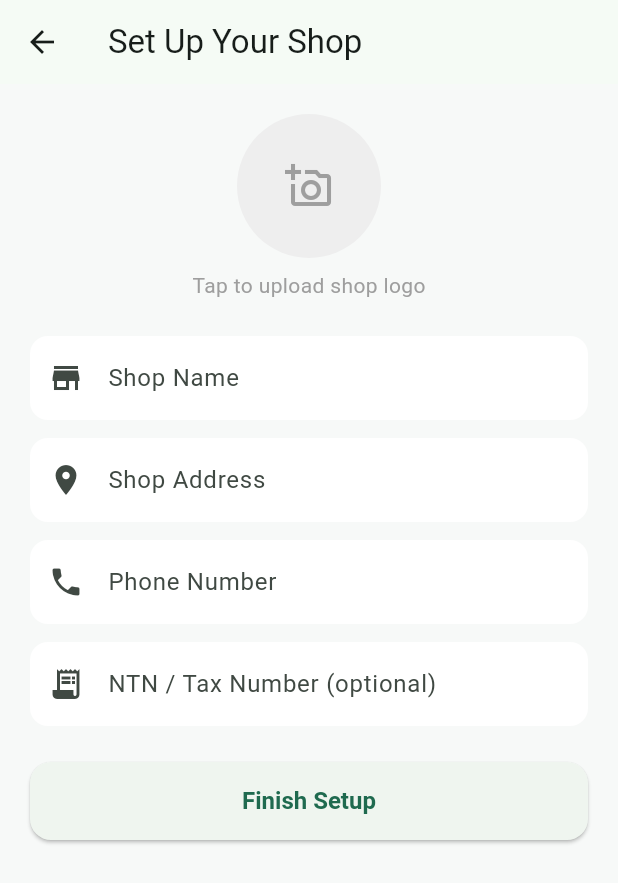
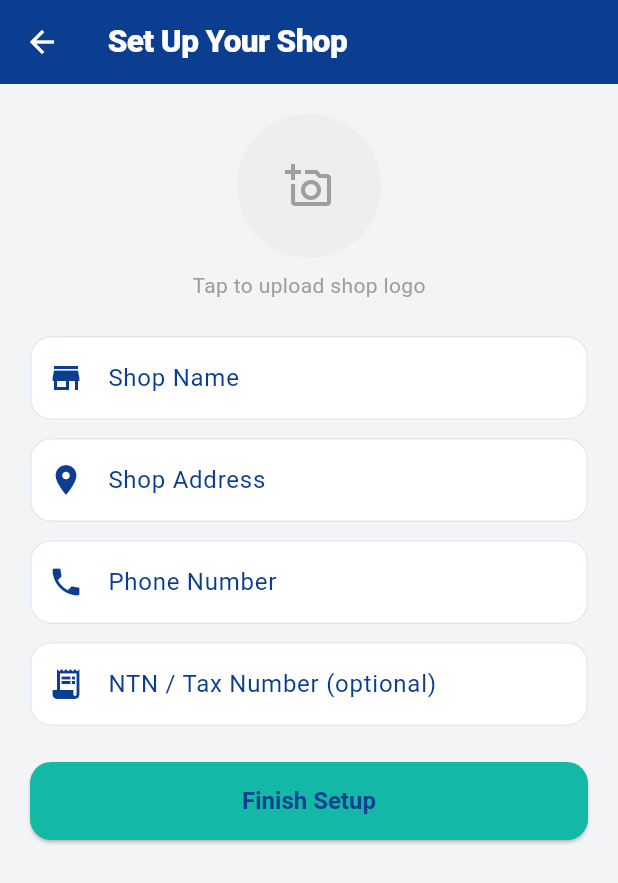
Before and after one commit to Spy2024/shopkeeper_pro, a Flutter app: the ShopProfileScreen screen opened directly, on a phone screen of 412 x 824 dp. Shown: the top 883 px of the screen. Run offline on Flutter 3.47's test engine with Material 3 defaults, Android fonts, the phone set to English and light mode, and no system bars; our stand-ins replace cloud_firestore, connectivity_plus, firebase_auth, firebase_core, fl_chart, flutter_secure_storage and 4 more; accounts and stored records are empty.

Commit message:
Apply Shopkeeper Pro navy teal gold brand theme

```diff
--- a/lib/utils/theme.dart
+++ b/lib/utils/theme.dart
@@ -1,52 +1,168 @@
 import 'package:flutter/material.dart';
 
+/// Premium Shopkeeper Pro brand system: deep navy, teal and warm gold accents.
 class AppTheme {
-  static const _seed = Color(0xFF0F6E4F); // deep green — trust + money + retail
+  static const Color ink = Color(0xFF0B3D91);
+  static const Color paper = Color(0xFFFFFFFF);
+  static const Color muted = Color(0xFF64748B);
+  static const Color line = Color(0xFFE2E8F0);
+  static const Color teal = Color(0xFF14B8A6);
+  static const Color gold = Color(0xFFFFBF24);
+  static const Color canvas = Color(0xFFF3F4F6);
 
   static ThemeData light = ThemeData(
     useMaterial3: true,
-    colorScheme: ColorScheme.fromSeed(seedColor: _seed, brightness: Brightness.light),
-    scaffoldBackgroundColor: const Color(0xFFF7F9F8),
-    appBarTheme: const AppBarTheme(centerTitle: false, elevation: 0),
+    brightness: Brightness.light,
+    colorScheme: const ColorScheme(
+      brightness: Brightness.light,
+      primary: ink,
+      onPrimary: paper,
+      secondary: teal,
+      onSecondary: paper,
+      tertiary: gold,
+      onTertiary: ink,
+      error: Color(0xFFB3261E),
+      onError: paper,
+      surface: paper,
+      onSurface: ink,
+      surfaceContainerHighest: Color(0xFFEDF2F8),
+    ),
+    scaffoldBackgroundColor: canvas,
+    appBarTheme: const AppBarTheme(
+      centerTitle: false,
+      elevation: 0,
+      backgroundColor: ink,
+      foregroundColor: paper,
+      surfaceTintColor: Colors.transparent,
+      titleTextStyle: TextStyle(
+        color: paper,
+        fontSize: 21,
+        fontWeight: FontWeight.w800,
+        letterSpacing: -0.4,
+      ),
+    ),
     elevatedButtonTheme: ElevatedButtonThemeData(
       style: ElevatedButton.styleFrom(
+        foregroundColor: ink,
+        backgroundColor: teal,
+        disabledForegroundColor: muted,
+        disabledBackgroundColor: line,
         minimumSize: const Size.fromHeight(52),
         shape: RoundedRectangleBorder(borderRadius: BorderRadius.circular(14)),
-        textStyle: const TextStyle(fontSize: 16, fontWeight: FontWeight.w600),
+        textStyle: const TextStyle(fontSize: 16, fontWeight: FontWeight.w700),
+      ),
+    ),
+    filledButtonTheme: FilledButtonThemeData(
+      style: FilledButton.styleFrom(
+        foregroundColor: ink,
+        backgroundColor: teal,
+        minimumSize: const Size.fromHeight(48),
+        shape: RoundedRectangleBorder(borderRadius: BorderRadius.circular(14)),
+        textStyle: const TextStyle(fontSize: 15, fontWeight: FontWeight.w700),
+      ),
+    ),
+    floatingActionButtonTheme: const FloatingActionButtonThemeData(
+      backgroundColor: teal,
+      foregroundColor: ink,
+      elevation: 3,
+    ),
+    navigationBarTheme: NavigationBarThemeData(
+      backgroundColor: ink,
+      indicatorColor: teal.withValues(alpha: 0.22),
+      elevation: 8,
+      labelTextStyle: WidgetStateProperty.resolveWith((states) => TextStyle(
+        fontSize: 11,
+        fontWeight: states.contains(WidgetState.selected) ? FontWeight.w800 : FontWeight.w500,
+        color: states.contains(WidgetState.selected) ? gold : paper,
+      )),
+      iconTheme: WidgetStateProperty.resolveWith((states) => IconThemeData(
+        color: states.contains(WidgetState.selected) ? teal : paper,
+      )),
+    ),
+    textButtonTheme: TextButtonThemeData(
+      style: TextButton.styleFrom(foregroundColor: teal),
+    ),
+    inputDecorationTheme: InputDecorationTheme(
+      filled: true,
+      fillColor: paper,
+      contentPadding: const EdgeInsets.symmetric(horizontal: 16, vertical: 16),
+      border: OutlineInputBorder(
+        borderRadius: BorderRadius.circular(14),
+        borderSide: const BorderSide(color: line),
+      ),
+      enabledBorder: OutlineInputBorder(
+        borderRadius: BorderRadius.circular(14),
+        borderSide: const BorderSide(color: line),
+      ),
+      focusedBorder: OutlineInputBorder(
+        borderRadius: BorderRadius.circular(14),
+        borderSide: const BorderSide(color: teal, width: 1.6),
+      ),
+    ),
+    cardTheme: CardThemeData(
+      elevation: 0,
+      color: paper,
+      surfaceTintColor: Colors.transparent,
+      margin: const EdgeInsets.symmetric(horizontal: 12, vertical: 6),
+      shape: RoundedRectangleBorder(
+        borderRadius: BorderRadius.circular(18),
+        side: const BorderSide(color: line),
+      ),
+    ),
+    dividerColor: line,
+  );
+
+  static ThemeData dark = ThemeData(
+    useMaterial3: true,
+    brightness: Brightness.dark,
+    colorScheme: const ColorScheme(
+      brightness: Brightness.dark,
+      primary: teal,
+      onPrimary: ink,
+      secondary: gold,
+      onSecondary: ink,
+      tertiary: gold,
+      onTertiary: ink,
+      error: Color(0xFFCF6679),
+      onError: ink,
+      surface: Color(0xFF082B4C),
+      onSurface: paper,
+      surfaceContainerHighest: Color(0xFF24354C),
+    ),
+    scaffoldBackgroundColor: const Color(0xFF082B4C),
+    appBarTheme: const AppBarTheme(
+      centerTitle: false,
+      elevation: 0,
+      backgroundColor: Color(0xFF082B4C),
+      foregroundColor: paper,
+      surfaceTintColor: Colors.transparent,
+    ),
+    elevatedButtonTheme: ElevatedButtonThemeData(
+      style: ElevatedButton.styleFrom(
+        foregroundColor: ink,
+        backgroundColor: teal,
+        minimumSize: const Size.fromHeight(52),
+        shape: RoundedRectangleBorder(borderRadius: BorderRadius.circular(14)),
+        textStyle: const TextStyle(fontSize: 16, fontWeight: FontWeight.w700),
       ),
     ),
     inputDecorationTheme: InputDecorationTheme(
       filled: true,
-      fillColor: Colors.white,
+      fillColor: const Color(0xFF142B4A),
       contentPadding: const EdgeInsets.symmetric(horizontal: 16, vertical: 16),
-      border: OutlineInputBorder(borderRadius: BorderRadius.circular(12), borderSide: BorderSide.none),
+      border: OutlineInputBorder(
+        borderRadius: BorderRadius.circular(14),
+        borderSide: const BorderSide(color: Color(0xFF34465F)),
+      ),
     ),
     cardTheme: CardThemeData(
       elevation: 0,
-      shape: RoundedRectangleBorder(borderRadius: BorderRadius.circular(16)),
-      color: Colors.white,
-    ),
-  );
-
-  static ThemeData dark = ThemeData(
-    useMaterial3: true,
-    colorScheme: ColorScheme.fromSeed(seedColor: _seed, brightness: Brightness.dark),
-    appBarTheme: const AppBarTheme(centerTitle: false, elevation: 0),
-    elevatedButtonTheme: ElevatedButtonThemeData(
-      style: ElevatedButton.styleFrom(
-        minimumSize: const Size.fromHeight(52),
-        shape: RoundedRectangleBorder(borderRadius: BorderRadius.circular(14)),
-        textStyle: const TextStyle(fontSize: 16, fontWeight: FontWeight.w600),
+      color: const Color(0xFF082B4C),
+      shape: RoundedRectangleBorder(
+        borderRadius: BorderRadius.circular(18),
+        side: const BorderSide(color: Color(0xFF2C3E55)),
       ),
     ),
-    inputDecorationTheme: InputDecorationTheme(
-      filled: true,
-      contentPadding: const EdgeInsets.symmetric(horizontal: 16, vertical: 16),
-      border: OutlineInputBorder(borderRadius: BorderRadius.circular(12), borderSide: BorderSide.none),
-    ),
-    cardTheme: CardThemeData(
-      elevation: 0,
-      shape: RoundedRectangleBorder(borderRadius: BorderRadius.circular(16)),
-    ),
+    dividerColor: const Color(0xFF2C3E55),
   );
 }
```
